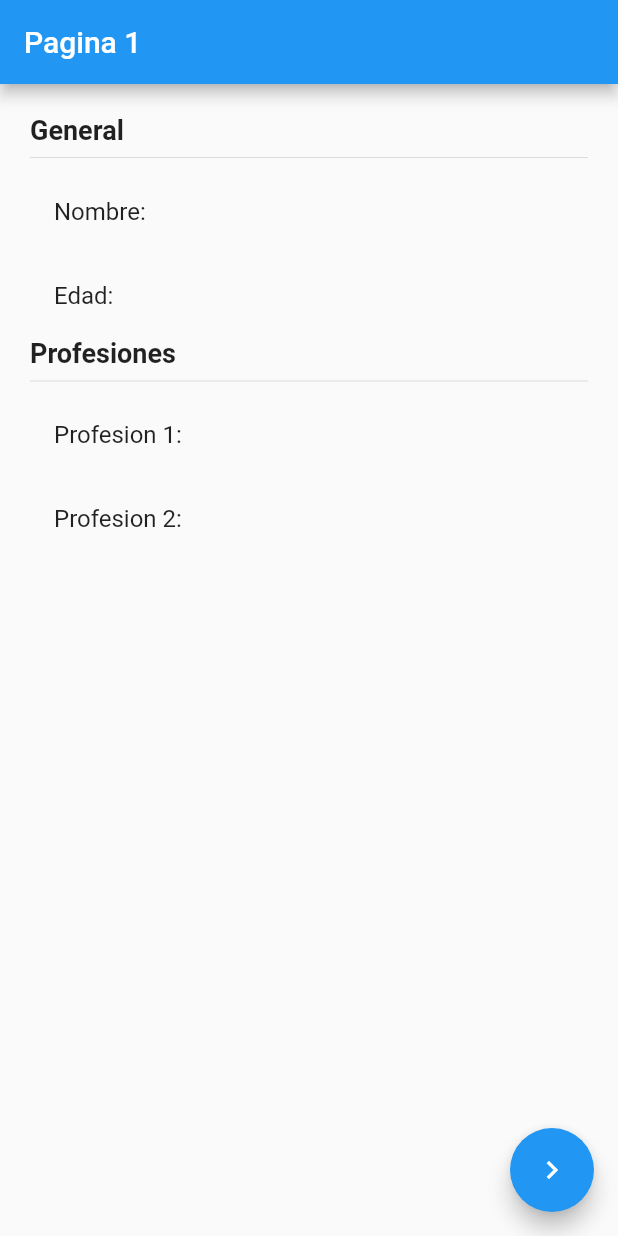
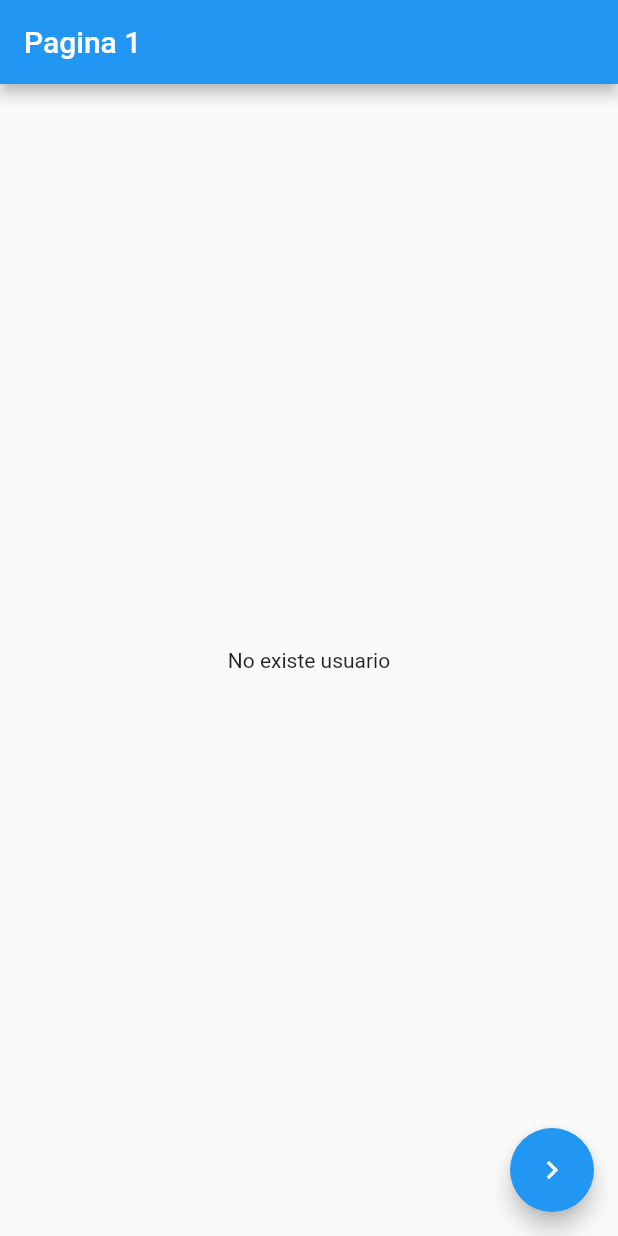
Before and after one commit to kevito3d/estados, a Flutter app: the screen it shows after launch, on a phone screen of 412 x 824 dp. Run offline on Flutter 3.47's test engine with Material 2 defaults, Android fonts, the phone set to English and light mode, and no system bars; our stand-ins replace flutter_bloc.

Commit message:
cubit terminada

```diff
--- /dev/null
+++ b/lib/bloc/usuario/usuario_cubit.dart
@@ -0,0 +1,34 @@
+import 'package:estados/models/usuario_model.dart';
+import 'package:flutter/material.dart';
+import 'package:flutter_bloc/flutter_bloc.dart';
+
+part "usuarios_state.dart";
+
+class UsuarioCubit extends Cubit<UsuarioState> {
+  UsuarioCubit() : super(UsuarioInit());
+
+  void activarUsuario(Usuario usuario) => emit(UsuarioActivo(usuario));
+
+  void cambiarEdad() {
+    final currentState = state;
+
+    if (currentState is UsuarioActivo) {
+      final nuevoUsuario = currentState.usuario.copyWith(edad: 20);
+      emit(UsuarioActivo(nuevoUsuario));
+    }
+  }
+
+  void agregarProfesion() {
+    final currentState = state;
+
+    if (currentState is UsuarioActivo) {
+      final nuevoUsuario = currentState.usuario.copyWith(profesion: [
+        ...currentState.usuario.profesion,
+        'Profesion ${currentState.usuario.profesion.length + 1}'
+      ]);
+      emit(UsuarioActivo(nuevoUsuario));
+    }
+  }
+
+  void borrarUsuario() => emit(UsuarioInit());
+}
--- /dev/null
+++ b/lib/bloc/usuario/usuarios_state.dart
@@ -0,0 +1,15 @@
+part of 'usuario_cubit.dart';
+
+@immutable
+abstract class UsuarioState {}
+
+class UsuarioInit extends UsuarioState {
+  final existeUsuario = false;
+}
+
+class UsuarioActivo extends UsuarioState {
+  final existeUsuario = true;
+  final Usuario usuario;
+
+  UsuarioActivo(this.usuario);
+}
--- a/lib/main.dart
+++ b/lib/main.dart
@@ -1,6 +1,8 @@
+import 'package:estados/bloc/usuario/usuario_cubit.dart';
 import 'package:estados/pages/paina1_page.dart';
 import 'package:estados/pages/paina2_page.dart';
 import 'package:flutter/material.dart';
+import 'package:flutter_bloc/flutter_bloc.dart';
 
 void main() => runApp(const MyApp());
 
@@ -9,22 +11,19 @@ class MyApp extends StatelessWidget {
 
   @override
   Widget build(BuildContext context) {
-    return MaterialApp(
-      title: 'Material App',
-      debugShowCheckedModeBanner: false,
-      home: Scaffold(
-        appBar: AppBar(
-          title: const Text('Material App Bar'),
-        ),
-        body: const Center(
-          child: Text('Hello World'),
-        ),
+    return MultiBlocProvider(
+      providers: <BlocProvider>[
+        BlocProvider<UsuarioCubit>(create: (_) => UsuarioCubit(), lazy: false),
+      ],
+      child: MaterialApp(
+        title: 'Material App',
+        debugShowCheckedModeBanner: false,
+        routes: <String, WidgetBuilder>{
+          'pagina1': (BuildContext context) => const Pagina1Page(),
+          'pagina2': (BuildContext context) => const Pagina2Page(),
+        },
+        initialRoute: 'pagina1',
       ),
-      routes: <String, WidgetBuilder>{
-        'pagina1': (BuildContext context) => const Pagina1Page(),
-        'pagina2': (BuildContext context) => const Pagina2Page(),
-      },
-      initialRoute: 'pagina1' ,
     );
   }
 }
--- a/lib/models/usuario_model.dart
+++ b/lib/models/usuario_model.dart
@@ -1,7 +1,14 @@
 class Usuario {
-  String nombre;
-  int edad;
-  String profesion;
+  final String nombre;
+  final int edad;
+  final List<String> profesion;
 
-  Usuario({this.nombre = '', this.edad = 0, this.profesion = ''});
+  Usuario({this.nombre = '', this.edad = 0, this.profesion = const []});
+
+  Usuario copyWith({String? nombre, int? edad, List<String>? profesion}) =>
+      Usuario(
+        nombre: nombre ?? this.nombre,
+        edad: edad ?? this.edad,
+        profesion: profesion ?? this.profesion,
+      );
 }
--- a/lib/pages/paina1_page.dart
+++ b/lib/pages/paina1_page.dart
@@ -1,4 +1,8 @@
+import 'package:estados/models/usuario_model.dart';
 import 'package:flutter/material.dart';
+import 'package:flutter_bloc/flutter_bloc.dart';
+
+import 'package:estados/bloc/usuario/usuario_cubit.dart';
 
 class Pagina1Page extends StatelessWidget {
   const Pagina1Page({super.key});
@@ -8,18 +12,64 @@ class Pagina1Page extends StatelessWidget {
     return Scaffold(
         appBar: AppBar(
           title: const Text('Pagina 1'),
+          // actions: [
+          //   IconButton(
+          //       onPressed: () {
+          //         context.read<UsuarioCubit>().borrarUsuario();
+          //       },
+          //       icon: const Icon(Icons.delete))
+          // ],
         ),
-        body: const InformacionUsuario(),
+        body: const BodyScaffold(),
         floatingActionButton: FloatingActionButton(
             child: const Icon(Icons.navigate_next),
             onPressed: () => Navigator.pushNamed(context, 'pagina2')));
   }
 }
 
+class BodyScaffold extends StatelessWidget {
+  const BodyScaffold({super.key});
+
+  @override
+  Widget build(BuildContext context) {
+    return BlocBuilder<UsuarioCubit, UsuarioState>(
+      builder: (_, state) {
+        switch (state.runtimeType) {
+          case UsuarioInit:
+            return const Center(
+              child: Text('No existe usuario'),
+            );
+          case UsuarioActivo:
+            return InformacionUsuario(
+                usuario: (state as UsuarioActivo).usuario);
+          default:
+            return const Center(
+              child: Text('Estado no reconocido'),
+            );
+        }
+
+        // if (state is UsuarioInit) {
+        //   return const Center(
+        //     child: Text('No existe usuario'),
+        //   );
+        // } else if (state is UsuarioActivo) {
+        //   return InformacionUsuario(usuario: state.usuario);
+        // }
+        // return const Center(
+        //   child: Text('Estado no reconocido'),
+        // );
+      },
+    );
+  }
+}
+
 class InformacionUsuario extends StatelessWidget {
   const InformacionUsuario({
     super.key,
+    required this.usuario,
   });
+
+  final Usuario usuario;
 
   @override
   Widget build(BuildContext context) {
@@ -30,35 +80,28 @@ class InformacionUsuario extends StatelessWidget {
       child: Column(
         // mainAxisAlignment: MainAxisAlignment.start,
         crossAxisAlignment: CrossAxisAlignment.start,
-        children: const <Widget>[
-
-          Text(
+        children: <Widget>[
+          const Text(
             'General',
             style: TextStyle(fontSize: 18, fontWeight: FontWeight.bold),
           ),
-          Divider(),
-
+          const Divider(),
           ListTile(
-            title: Text('Nombre:'),
+            title: Text('Nombre: ${usuario.nombre}'),
           ),
           ListTile(
-            title: Text('Edad:'),
+            title: Text('Edad: ${usuario.edad}'),
           ),
-
-          Text(
+          const Text(
             'Profesiones',
             style: TextStyle(fontSize: 18, fontWeight: FontWeight.bold),
           ),
-          Divider(),
-
-          ListTile(
-            title: Text('Profesion 1:'),
-          ),
-          ListTile(
-            title: Text('Profesion 2:'),
-          ),
-
-
+          const Divider(),
+          ...usuario.profesion
+              .map((e) => ListTile(
+                    title: Text(e),
+                  ))
+              .toList()
         ],
       ),
     );
--- a/pubspec.yaml
+++ b/pubspec.yaml
@@ -35,6 +35,7 @@ dependencies:
   # The following adds the Cupertino Icons font to your application.
   # Use with the CupertinoIcons class for iOS style icons.
   cupertino_icons: ^1.0.2
+  flutter_bloc: ^8.1.2
 
 dev_dependencies:
   flutter_test:
```
Also changed, not shown: lib/pages/paina2_page.dart (+42 -8 lines), pubspec.lock.
